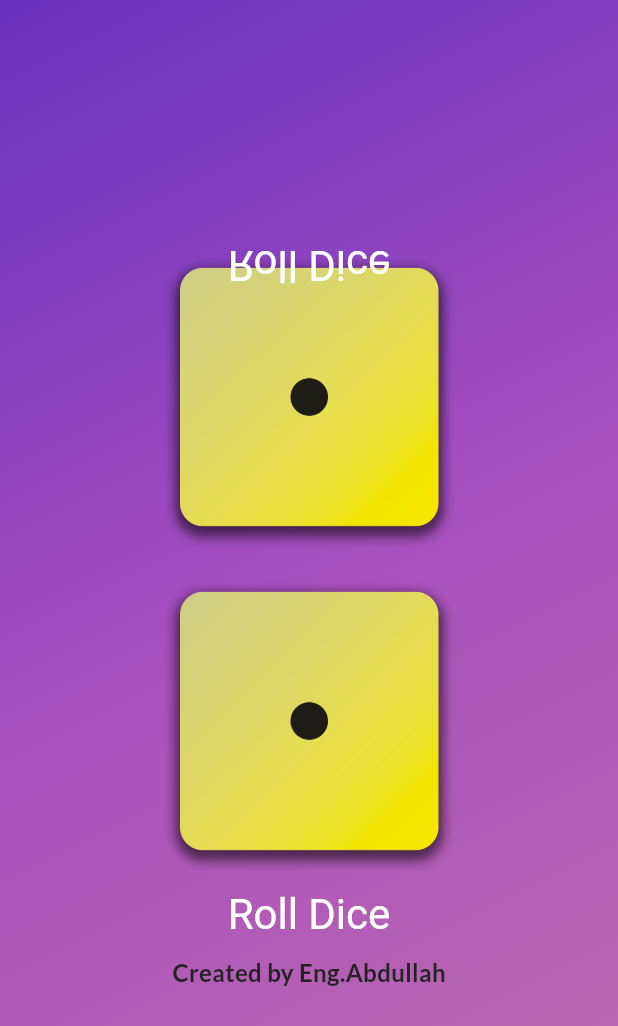
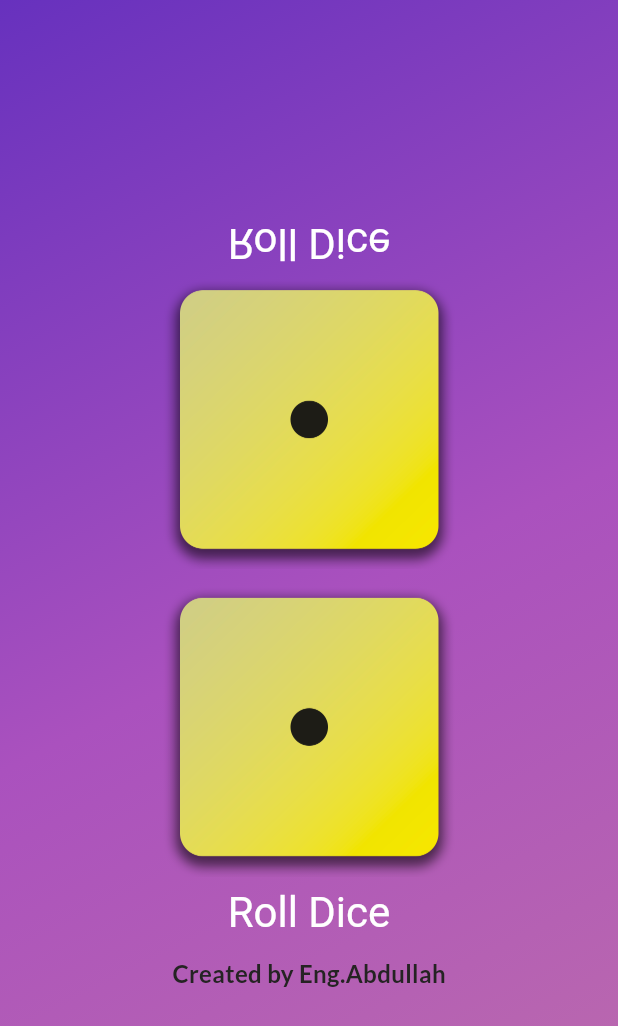
Before and after one commit to Abdullah-XDev/Dice-APP, a Flutter app: the screen it shows after launch, on a phone screen of 412 x 824 dp. Shown: the top 1026 px of the screen. Run offline on Flutter 3.47's test engine with Material 3 defaults, Android fonts, the phone set to English and light mode, and no system bars; our stand-ins replace google_fonts.

Commit message:
seconde Dice player works

```diff
--- a/lib/dice_roller.dart
+++ b/lib/dice_roller.dart
@@ -35,17 +35,20 @@ class _DiceRollerState extends State<DiceRoller> {
       children: [
         if (widget.numberOfPlayers > 1)
           Padding(
-            padding: const EdgeInsets.only(
-                bottom: 8.0), // تعديل الـ Padding للزر العلوي
+            padding:
+                const EdgeInsets.only(top: 16), // تعديل الـ Padding للزر العلوي
             child: Stack(
               alignment: Alignment.center,
+              clipBehavior: Clip.none,
               children: [
                 Image.asset(
                   'assets/images/dice-${currentDiceRolls[0]}.png',
                   width: 200,
                 ),
                 Positioned(
-                  top: -20, // تعديل الموقع العلوي للزر ليظهر بالكامل
+                  right: 0,
+                  left: 0,
+                  top: -50, // تعديل الموقع العلوي للزر ليظهر بالكامل
                   child: Transform(
                     alignment: Alignment.center,
                     transform: Matrix4.rotationX(pi), // عكس الزر
@@ -58,7 +61,8 @@ class _DiceRollerState extends State<DiceRoller> {
                           fontSize: 28,
                         ),
                       ),
-                      child: const Text('Roll Dice'),
+                      child:
+                      const Text('Roll Dice',),
                     ),
                   ),
                 ),
@@ -67,7 +71,7 @@ class _DiceRollerState extends State<DiceRoller> {
           ),
         for (int i = 1; i < widget.numberOfPlayers; i++)
           Padding(
-            padding: const EdgeInsets.all(8.0),
+            padding: const EdgeInsets.all(5.0),
             child: Column(
               children: [
                 Image.asset(
@@ -77,7 +81,7 @@ class _DiceRollerState extends State<DiceRoller> {
                 TextButton(
                   onPressed: () => rollDice(i),
                   style: TextButton.styleFrom(
-                    padding: const EdgeInsets.only(top: 10),
+                    padding: const EdgeInsets.only(top: 0),
                     foregroundColor: Colors.white,
                     textStyle: const TextStyle(
                       fontSize: 28,
```
